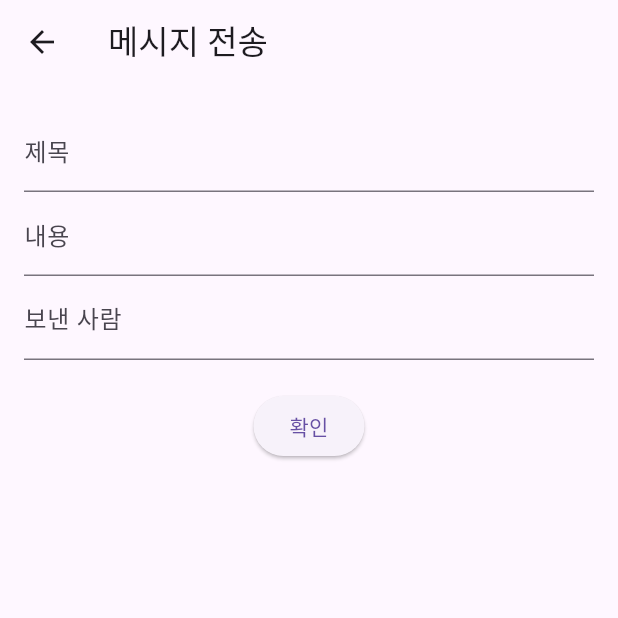
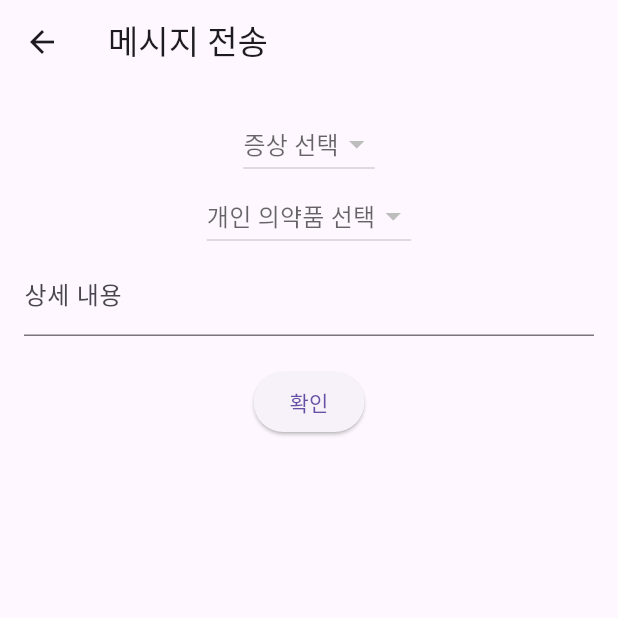
Before and after one commit to junghyunsoo24/flutter_blockchain_medical_web_app, a Flutter app: the DeliverScreen screen opened directly, after a tap on "확인", on a phone screen of 412 x 824 dp, the top half of it. Run offline on Flutter 3.47's test engine with Material 3 defaults, Android fonts, the phone set to English and light mode, and no system bars; our stand-ins replace carousel_slider, cloud_firestore, drift, expandable_text, firebase_core, firebase_messaging and 7 more; accounts and stored records are empty; generated files the repository leaves out were written again.

Commit message:
feat: 환자 의료데이터 전송(1) 추가 증상, 추가 약품

```diff
--- a/lib/data.dart
+++ b/lib/data.dart
@@ -10,7 +10,7 @@ const emulatorIp = '10.0.2.2:3000';
 
 //const realPhoneIp = '172.30.67.135:8080';
 const webIp = 'localhost:8080';
-const realPhoneIp = '192.168.103.103:8080';
+const realPhoneIp = '172.30.67.135:8080';
 String getIp() {
   if (Platform.isAndroid) {
     return realPhoneIp;
--- a/lib/deliver/view/deliver_screen.dart
+++ b/lib/deliver/view/deliver_screen.dart
@@ -4,7 +4,10 @@ import 'package:cloud_firestore/cloud_firestore.dart';
 import 'package:flutter_local_notifications/flutter_local_notifications.dart';
 import 'package:get_it/get_it.dart';
 
+import '../../database/drift_database.dart';
 import '../../notification.dart';
+import '../../personalMedicine/model/personal_medicine.dart';
+import '../../symptom/model/symptom.dart';
 
 class DeliverScreen extends StatefulWidget {
 
@@ -13,12 +16,23 @@ class DeliverScreen extends StatefulWidget {
 }
 
 class _DeliverScreenState extends State<DeliverScreen> {
-  final Stream<QuerySnapshot> _messagesStream = FirebaseFirestore.instance.collection('medical').snapshots();
+  final Stream<QuerySnapshot> _messagesStream = FirebaseFirestore.instance.collection('medicalTest').snapshots();
   bool _isInitialLoadComplete = false;
 
-  final TextEditingController _titleController = TextEditingController();
   final TextEditingController _bodyController = TextEditingController();
   final TextEditingController _senderController = TextEditingController();
+
+  String? _selectedSymptom; // 선택된 증상
+  String? _selectedMedicine; // 선택된 개인 의약품
+
+  late List<Symptom> _symptoms = [];
+  late List<PersonalMedicine> _medicines = [];
+
+  Future<void> _loadData() async {
+    _symptoms = await GetIt.I<MyDatabase>().getAllSymptoms();
+    _medicines = await GetIt.I<MyDatabase>().getAllPersonalMedicines();
+    setState(() {});
+  }
 
   void getMyDeviceToken() async {
     final token = await FirebaseMessaging.instance.getToken();
@@ -28,6 +42,7 @@ class _DeliverScreenState extends State<DeliverScreen> {
   @override
   void initState(){
     super.initState();
+    _loadData();
 
     _messagesStream.listen((querySnapshot) {
       if (_isInitialLoadComplete) {
@@ -54,32 +69,66 @@ class _DeliverScreenState extends State<DeliverScreen> {
         padding: const EdgeInsets.all(16.0),
         child: Column(
           children: [
-            TextField(
-              controller: _titleController,
-              decoration: InputDecoration(labelText: '제목'),
+            DropdownButton<String>(
+              value: _selectedSymptom,
+              hint: Text('증상 선택'),
+              onChanged: (value) {
+                setState(() {
+                  _selectedSymptom = value;
+                });
+              },
+              items: _symptoms.map((symptom) {
+                return DropdownMenuItem<String>(
+                  value: symptom.symptom,
+                  child: Text(symptom.symptom),
+                );
+              }).toList(),
+            ),
+            DropdownButton<String>(
+              value: _selectedMedicine,
+              hint: Text('개인 의약품 선택'),
+              onChanged: (value) {
+                setState(() {
+                  _selectedMedicine = value;
+                });
+              },
+              items: _medicines.map((medicine) {
+                return DropdownMenuItem<String>(
+                  value: medicine.pillName,
+                  child: Text(medicine.pillName),
+                );
+              }).toList(),
             ),
             TextField(
               controller: _bodyController,
-              decoration: InputDecoration(labelText: '내용'),
-            ),
-            TextField(
-              controller: _senderController,
-              decoration: InputDecoration(labelText: '보낸 사람'),
+              decoration: InputDecoration(labelText: '상세 내용'),
             ),
             SizedBox(height: 20),
             ElevatedButton(
               onPressed: () async {
+                String medicine,symptom;
+                if (_selectedSymptom != null) {
+                  symptom = _selectedSymptom!;
+                }
+                else{
+                  symptom =" 추가 증상 없음";
+                }
+                if (_selectedMedicine != null) {
+                  medicine = _selectedMedicine!;
+                }
+                else{
+                  medicine =" 추가 의약품 없음";
+                }
+
                 // Firestore에 데이터 추가
-                await FirebaseFirestore.instance.collection('medical').add({
-                  'title': _titleController.text,
-                  'body': _bodyController.text,
-                  'sender': _senderController.text,
+                await FirebaseFirestore.instance.collection('medicalTest').add({
+                  '추가 증상': symptom,
+                  '추가 의약품': medicine,
+                  '상세 내용': _bodyController.text,
                 });
+
                 // 데이터 추가 후, 필드 초기화
-                _titleController.clear();
                 _bodyController.clear();
-                _senderController.clear();
-                // 선택적으로 성공 메시지 표시나 다른 화면으로의 이동 로직 추가
               },
               child: Text('확인'),
             ),
@@ -91,9 +140,7 @@ class _DeliverScreenState extends State<DeliverScreen> {
 
   @override
   void dispose() {
-    _titleController.dispose();
     _bodyController.dispose();
-    _senderController.dispose();
     super.dispose();
   }
 }
--- a/lib/notification.dart
+++ b/lib/notification.dart
@@ -16,7 +16,6 @@ class FlutterLocalNotification {
           onSelectNotification(payload);
         });
   }
-
   static Future<void> showNotification(Map<String, dynamic> payload) async {
     const AndroidNotificationDetails androidNotificationDetails = AndroidNotificationDetails(
       'channel_id',
@@ -31,8 +30,8 @@ class FlutterLocalNotification {
 
     await GetIt.I<FlutterLocalNotificationsPlugin>().show(
       0,
-      payload['title'] ?? 'No Title',
-      payload['body'] ?? 'No Body',
+      payload['title'] ?? '환자 추가 정보',
+      payload['body'] ?? '증상, 의약품',
       notificationDetails,
       payload: payloadString,
     );
--- a/lib/second.dart
+++ b/lib/second.dart
@@ -15,9 +15,9 @@ class SecondPage extends StatelessWidget {
         child: Column(
           mainAxisAlignment: MainAxisAlignment.center,
           children: [
-            Text('Title: ${payload['title']}'),
-            Text('Body: ${payload['body']}'),
-            Text('Sender: ${payload['sender']}'),
+            Text('추가 증상: ${payload['추가 증상']}'),
+            Text('추가 의약품: ${payload['추가 의약품']}'),
+            Text('상세 내용: ${payload['상세 내용']}'),
           ],
         ),
       ),
--- a/pubspec.yaml
+++ b/pubspec.yaml
@@ -38,7 +38,7 @@ dependencies:
 
   firebase_core: ^2.27.0
   cloud_firestore: ^4.15.8
-  firebase_messaging: ^14.5.0
+  firebase_messaging: ^14.7.19
   flutter_local_notifications: ^14.0.0+1
   firebase_database: ^10.0.15
   http: ^1.2.0
```
Also changed, not shown: lib/personalMedicine/model/personal_medicine.dart (+6 -6 lines).
